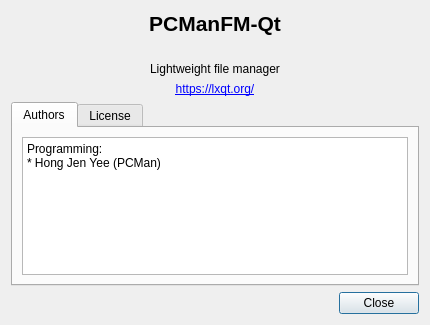
Above: pcmanfm/about.ui from lxqt/pcmanfm-qt before the change. Below: the same form after it.
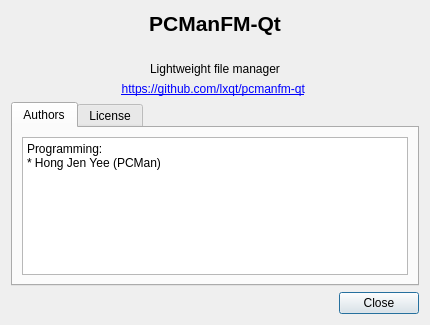
That is the form after the change. Icons and pictures are not drawn.

Commit message:
Changed About link to pcmanfm-qt's GitHub page (#1117)
Also, made it really clickable, so that it's opened in the browser.

The edit to the form file:
```diff
--- a/pcmanfm/about.ui
+++ b/pcmanfm/about.ui
@@ -55,7 +55,8 @@
    <item>
     <widget class="QLabel" name="label_3">
      <property name="text">
-      <string>&lt;html&gt;&lt;head/&gt;&lt;body&gt;&lt;p&gt;&lt;a href=&quot;https://lxqt.org/&quot;&gt;&lt;span style=&quot; text-decoration: underline; color:#0000ff;&quot;&gt;https://lxqt.org/&lt;/span&gt;&lt;/a&gt;&lt;/p&gt;&lt;/body&gt;&lt;/html&gt;</string>
+      <string>&lt;html&gt;&lt;head/&gt;&lt;body&gt;&lt;p&gt;&lt;a href=&quot;https://github.com/lxqt/pcmanfm-qt&quot;&gt;&lt;span style=&quot; text-decoration: underline; color:#0000ff;&quot;&gt;https://github.com/lxqt/pcmanfm-qt&lt;/span&gt;&lt;/a&gt;&lt;/p&gt;&lt;/body&gt;&lt;/html&gt;
+</string>
      </property>
      <property name="textFormat">
       <enum>Qt::RichText</enum>
```
Left out of the diff: 3 changed lines with no effect on the pictures.
